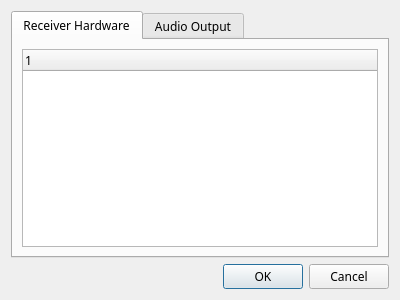
This is sdrbase/gui/preferencesdialog.ui in f4exb/sdrangel as Qt 5 draws it before an edit. The edited form follows.
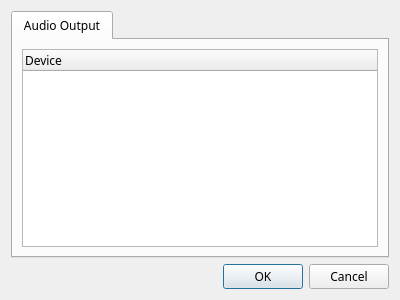
This is the edited form.

Patch:
```diff
--- a/sdrbase/gui/preferencesdialog.ui
+++ b/sdrbase/gui/preferencesdialog.ui
@@ -25,22 +25,6 @@
      <property name="currentIndex">
       <number>0</number>
      </property>
-     <widget class="QWidget" name="tab">
-      <attribute name="title">
-       <string>Receiver Hardware</string>
-      </attribute>
-      <layout class="QVBoxLayout" name="verticalLayout_2">
-       <item>
-        <widget class="QTreeWidget" name="treeWidget">
-         <column>
-          <property name="text">
-           <string notr="true">1</string>
-          </property>
-         </column>
-        </widget>
-       </item>
-      </layout>
-     </widget>
      <widget class="QWidget" name="tab_2">
       <attribute name="title">
        <string>Audio Output</string>
```
Left out of the diff: 1 changed line with no effect on the pictures.
